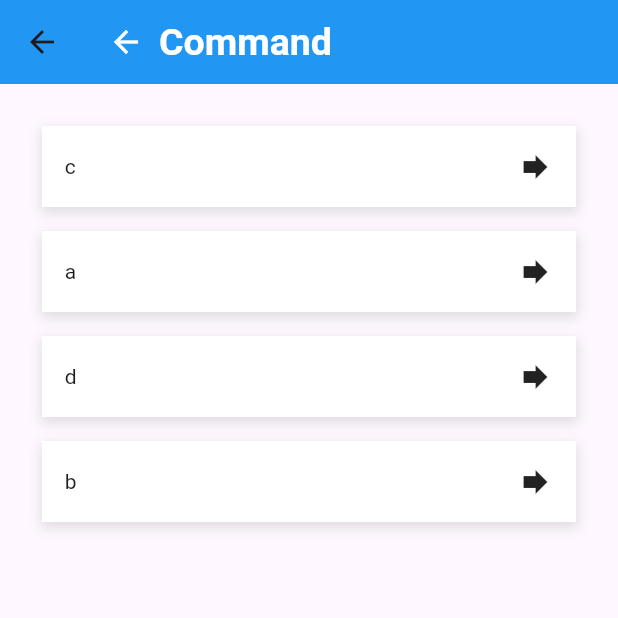
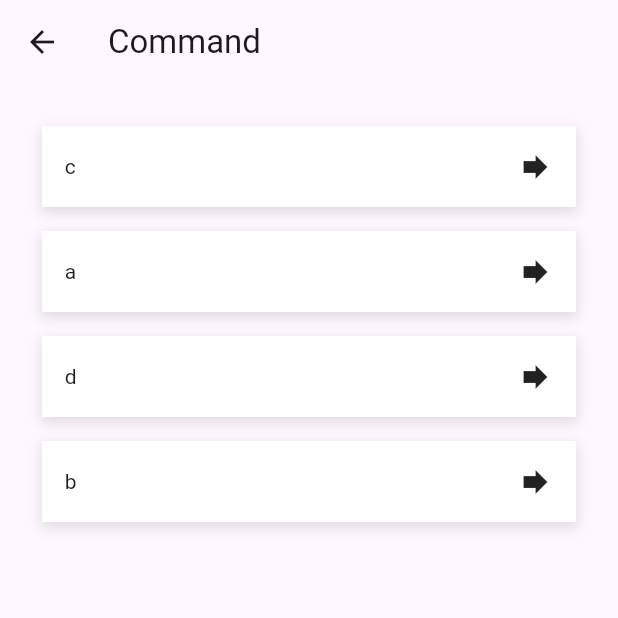
Before and after one commit to Lovindu/Iot, a Flutter app: the Commands screen opened directly, on a phone screen of 412 x 824 dp, the top half of it. Run offline on Flutter 3.47's test engine with Material 3 defaults, Android fonts, the phone set to English and light mode, and no system bars.

Commit message:
second commit

```diff
--- a/flutter_application_1/lib/login.dart
+++ b/flutter_application_1/lib/login.dart
@@ -2,7 +2,6 @@ import 'package:flutter/material.dart';
 import 'package:flutter_application_1/Signup.dart';
 import 'package:flutter_application_1/forget.dart';
 import 'package:flutter_application_1/home.dart';
-import 'package:flutter_application_1/profile.dart';
 import 'package:flutter_application_1/track.dart';
 
 class LoginPage extends StatefulWidget {
--- a/flutter_application_1/lib/lovindu.dart
+++ b/flutter_application_1/lib/lovindu.dart
@@ -12,27 +12,7 @@ class _CommandsState extends State<Commands> {
   Widget build(BuildContext context) {
     return Scaffold(
       appBar: AppBar(
-        title: Row(
-          children: [
-            GestureDetector(
-              onTap: () {
-                // Handle the icon click event here
-                print('Icon clicked');
-              },
-              child: const Icon(
-                Icons.arrow_back,
-                color: Colors.white,
-              ),
-            ),
-            const SizedBox(
-              width: 10.0,
-            ),
-            const Text("Command"),
-          ],
-        ),
-        backgroundColor: Colors.blue,
-        titleTextStyle: const TextStyle(
-            color: Colors.white, fontSize: 25, fontWeight: FontWeight.bold),
+        title: const Text("Command"),
       ),
       body: const SingleChildScrollView(
         padding: EdgeInsets.all(20.0),
@@ -56,6 +36,8 @@ class _CommandsState extends State<Commands> {
     );
   }
 }
+
+
 
 class Card extends StatefulWidget {
   final String text;
```
Also changed, not shown: flutter_application_1/lib/lovindu2.dart (deleted, +0 -35 lines), flutter_application_1/lib/track.dart (+6 -5 lines), flutter_application_1/pubspec.lock, 1 other file.
